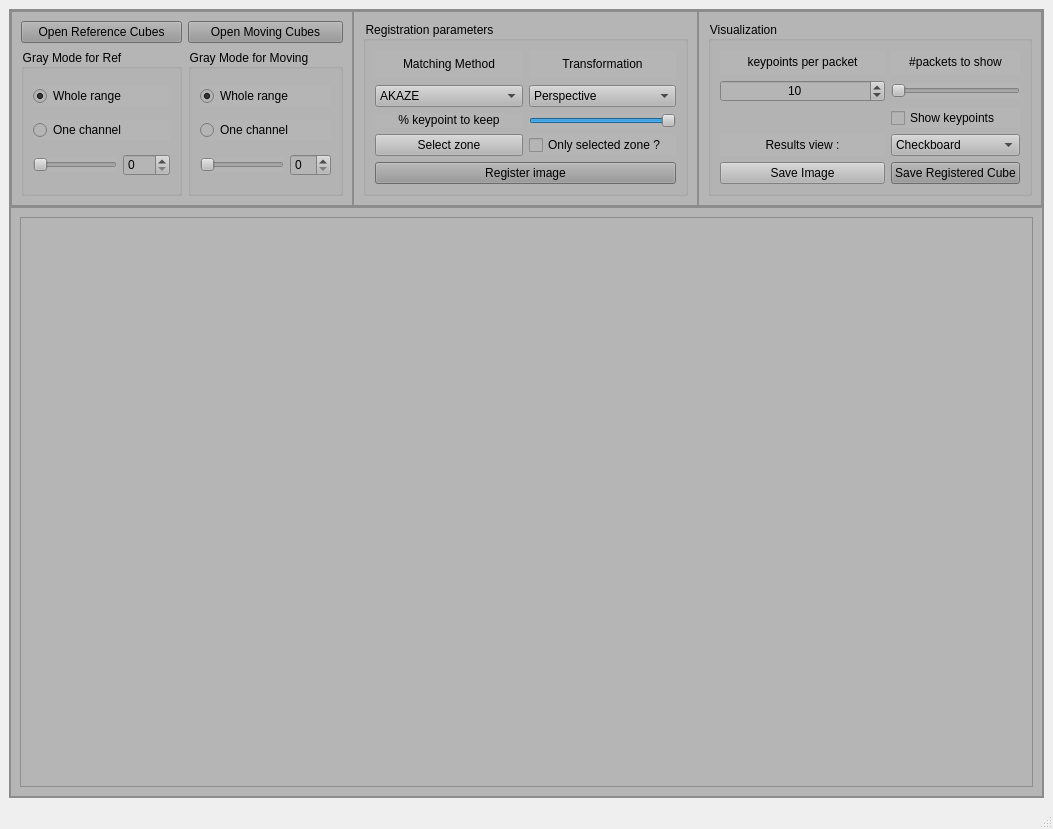
First picture: the form in registration/registration_window.ui, repository Llanik/Hypertool, before the edit.
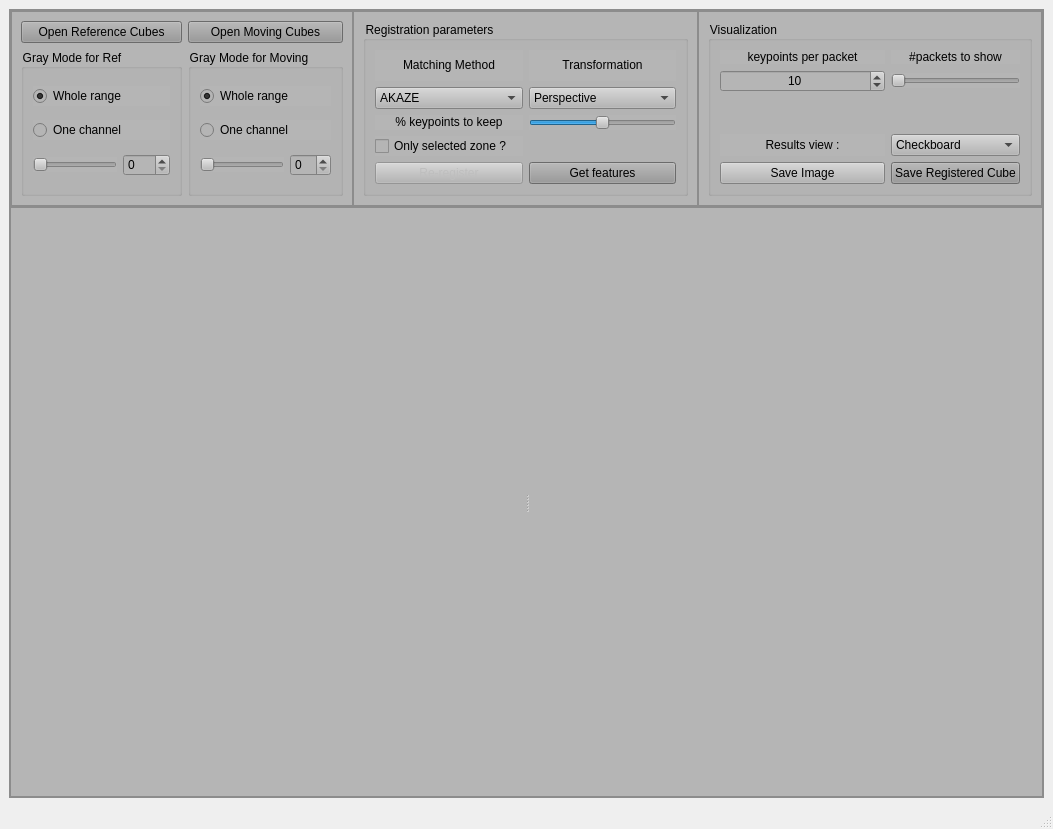
Second picture: the form after the edit.

Commit message: Selection Zone OK Matching features viz OK

Diff of the .ui file:
```diff
--- a/registration/registration_window.ui
+++ b/registration/registration_window.ui
@@ -246,20 +246,6 @@
                   <string>Registration parameters</string>
                  </property>
                  <layout class="QGridLayout" name="gridLayout_3" columnstretch="1,1">
-                  <item row="8" column="0">
-                   <widget class="QLabel" name="label_feature">
-                    <property name="text">
-                     <string>&lt;html&gt;&lt;head/&gt;&lt;body&gt;&lt;p align=&quot;center&quot;&gt;% keypoint to keep&lt;/p&gt;&lt;/body&gt;&lt;/html&gt;</string>
-                    </property>
-                   </widget>
-                  </item>
-                  <item row="0" column="1">
-                   <widget class="QLabel" name="label_2">
-                    <property name="text">
-                     <string>&lt;html&gt;&lt;head/&gt;&lt;body&gt;&lt;p align=&quot;center&quot;&gt;Transformation&lt;/p&gt;&lt;/body&gt;&lt;/html&gt;</string>
-                    </property>
-                   </widget>
-                  </item>
                   <item row="0" column="0">
                    <widget class="QLabel" name="label">
                     <property name="text">
@@ -282,33 +268,12 @@
                       <string>ORB</string>
                      </property>
                     </item>
-                    <item>
-                     <property name="text">
-                      <string>ECC</string>
-                     </property>
-                    </item>
                    </widget>
                   </item>
-                  <item row="8" column="1">
-                   <widget class="QSlider" name="features_slider">
-                    <property name="maximum">
-                     <number>100</number>
-                    </property>
-                    <property name="value">
-                     <number>100</number>
-                    </property>
-                    <property name="orientation">
-                     <enum>Qt::Horizontal</enum>
-                    </property>
-                   </widget>
-                  </item>
-                  <item row="10" column="0" colspan="2">
-                   <widget class="QPushButton" name="pushButton_register">
-                    <property name="styleSheet">
-                     <string notr="true">background-color: rgb(150, 150, 150);</string>
-                    </property>
+                  <item row="0" column="1">
+                   <widget class="QLabel" name="label_2">
                     <property name="text">
-                     <string>Register image</string>
+                     <string>&lt;html&gt;&lt;head/&gt;&lt;body&gt;&lt;p align=&quot;center&quot;&gt;Transformation&lt;/p&gt;&lt;/body&gt;&lt;/html&gt;</string>
                     </property>
                    </widget>
                   </item>
@@ -329,20 +294,59 @@
                     </item>
                    </widget>
                   </item>
-                  <item row="9" column="1">
+                  <item row="12" column="0">
+                   <widget class="QPushButton" name="pushButton_register">
+                    <property name="enabled">
+                     <bool>false</bool>
+                    </property>
+                    <property name="styleSheet">
+                     <string notr="true"/>
+                    </property>
+                    <property name="text">
+                     <string>Re-register</string>
+                    </property>
+                   </widget>
+                  </item>
+                  <item row="12" column="1">
+                   <widget class="QPushButton" name="pushButton_getFeatures">
+                    <property name="styleSheet">
+                     <string notr="true">background-color: rgb(150, 150, 150);</string>
+                    </property>
+                    <property name="text">
+                     <string>Get features</string>
+                    </property>
+                   </widget>
+                  </item>
+                  <item row="8" column="0">
+                   <widget class="QLabel" name="label_feature">
+                    <property name="text">
+                     <string>&lt;html&gt;&lt;head/&gt;&lt;body&gt;&lt;p align=&quot;center&quot;&gt;% keypoints to keep&lt;/p&gt;&lt;/body&gt;&lt;/html&gt;</string>
+                    </property>
+                   </widget>
+                  </item>
+                  <item row="8" column="1">
+                   <widget class="QSlider" name="features_slider">
+                    <property name="maximum">
+                     <number>100</number>
+                    </property>
+                    <property name="pageStep">
+                     <number>1</number>
+                    </property>
+                    <property name="value">
+                     <number>50</number>
+                    </property>
+                    <property name="orientation">
+                     <enum>Qt::Horizontal</enum>
+                    </property>
+                   </widget>
+                  </item>
+                  <item row="10" column="0">
                    <widget class="QCheckBox" name="checkBox_crop">
                     <property name="text">
                      <string>Only selected zone ?</string>
                     </property>
                    </widget>
                   </item>
-                  <item row="9" column="0">
-                   <widget class="QPushButton" name="pushButton_selectZone">
-                    <property name="text">
-                     <string>Select zone</string>
-                    </property>
-                   </widget>
-                  </item>
                  </layout>
                 </widget>
                </item>
@@ -359,11 +363,41 @@
               </property>
               <layout class="QVBoxLayout" name="verticalLayout_5">
                <item>
-                <widget class="QGroupBox" name="groupBox_2">
+                <widget class="QGroupBox" name="groupBox_Visualization">
                  <property name="title">
                   <string>Visualization</string>
                  </property>
                  <layout class="QGridLayout" name="gridLayout_2" columnstretch="1,0">
+                  <item row="7" column="1">
+                   <widget class="QPushButton" name="pushButton_save_cube">
+                    <property name="styleSheet">
+                     <string notr="true">background-color: rgb(150, 150, 150);</string>
+                    </property>
+                    <property name="text">
+                     <string>Save Registered Cube</string>
+                    </property>
+                    <property name="autoExclusive">
+                     <bool>false</bool>
+                    </property>
+                   </widget>
+                  </item>
+                  <item row="7" column="0">
+                   <widget class="QPushButton" name="pushButton_save_image">
+                    <property name="text">
+                     <string>Save Image</string>
+                    </property>
+                   </widget>
+                  </item>
+                  <item row="0" column="1">
+                   <widget class="QLabel" name="label_packetToShow">
+                    <property name="text">
+                     <string>#packets to show</string>
+                    </property>
+                    <property name="alignment">
+                     <set>Qt::AlignCenter</set>
+                    </property>
+                   </widget>
+                  </item>
                   <item row="0" column="0">
                    <widget class="QLabel" name="label_3">
                     <property name="text">
@@ -395,21 +429,11 @@
                     </item>
                    </widget>
                   </item>
-                  <item row="7" column="1">
-                   <widget class="QPushButton" name="pushButton_save_cube">
-                    <property name="styleSheet">
-                     <string notr="true">background-color: rgb(150, 150, 150);</string>
-                    </property>
-                    <property name="text">
-                     <string>Save Registered Cube</string>
-                    </property>
-                    <property name="autoExclusive">
-                     <bool>false</bool>
-                    </property>
-                   </widget>
-                  </item>
                   <item row="1" column="1">
                    <widget class="QSlider" name="horizontalSlider_keyPacketToShow">
+                    <property name="pageStep">
+                     <number>1</number>
+                    </property>
                     <property name="orientation">
                      <enum>Qt::Horizontal</enum>
                     </property>
@@ -418,23 +442,6 @@
                     </property>
                    </widget>
                   </item>
-                  <item row="3" column="0">
-                   <widget class="QLabel" name="label_5">
-                    <property name="text">
-                     <string>Results view :</string>
-                    </property>
-                    <property name="alignment">
-                     <set>Qt::AlignCenter</set>
-                    </property>
-                   </widget>
-                  </item>
-                  <item row="7" column="0">
-                   <widget class="QPushButton" name="pushButton_save_image">
-                    <property name="text">
-                     <string>Save Image</string>
-                    </property>
-                   </widget>
-                  </item>
                   <item row="1" column="0">
                    <widget class="QSpinBox" name="spinBox_keypointPerPacket">
                     <property name="wrapping">
@@ -451,10 +458,10 @@
                     </property>
                    </widget>
                   </item>
-                  <item row="0" column="1">
-                   <widget class="QLabel" name="label_4">
+                  <item row="3" column="0">
+                   <widget class="QLabel" name="label_5">
                     <property name="text">
-                     <string>#packets to show</string>
+                     <string>Results view :</string>
                     </property>
                     <property name="alignment">
                      <set>Qt::AlignCenter</set>
@@ -462,11 +469,17 @@
                    </widget>
                   </item>
                   <item row="2" column="1">
-                   <widget class="QCheckBox" name="checkBox_showKeypoints">
-                    <property name="text">
-                     <string>Show keypoints</string>
+                   <spacer name="verticalSpacer">
+                    <property name="orientation">
+                     <enum>Qt::Vertical</enum>
                     </property>
-                   </widget>
+                    <property name="sizeHint" stdset="0">
+                     <size>
+                      <width>20</width>
+                      <height>40</height>
+                     </size>
+                    </property>
+                   </spacer>
                   </item>
                  </layout>
                 </widget>
@@ -494,57 +507,23 @@
            <property name="frameShadow">
             <enum>QFrame::Raised</enum>
            </property>
-           <layout class="QHBoxLayout" name="horizontalLayout" stretch="0">
+           <layout class="QHBoxLayout" name="horizontalLayout">
             <item>
-             <layout class="QHBoxLayout" name="horizontalLayout_8">
-              <item>
-               <widget class="QFrame" name="frame">
-                <property name="minimumSize">
-                 <size>
-                  <width>0</width>
-                  <height>200</height>
-                 </size>
+             <widget class="QSplitter" name="splitter">
+              <property name="orientation">
+               <enum>Qt::Horizontal</enum>
+              </property>
+              <widget class="QWidget" name="">
+               <layout class="QVBoxLayout" name="left_layout">
+                <property name="sizeConstraint">
+                 <enum>QLayout::SetDefaultConstraint</enum>
                 </property>
-                <property name="styleSheet">
-                 <string notr="true"/>
-                </property>
-                <property name="frameShape">
-                 <enum>QFrame::StyledPanel</enum>
-                </property>
-                <property name="frameShadow">
-                 <enum>QFrame::Raised</enum>
-                </property>
-                <layout class="QHBoxLayout" name="horizontalLayout_6">
-                 <property name="leftMargin">
-                  <number>0</number>
-                 </property>
-                 <property name="topMargin">
-                  <number>0</number>
-                 </property>
-                 <property name="rightMargin">
-                  <number>0</number>
-                 </property>
-                 <property name="bottomMargin">
-                  <number>0</number>
-                 </property>
-                 <item>
-                  <layout class="QHBoxLayout" name="image_layout" stretch="0,0">
-                   <item>
-                    <layout class="QVBoxLayout" name="left_layout">
-                     <property name="sizeConstraint">
-                      <enum>QLayout::SetDefaultConstraint</enum>
-                     </property>
-                    </layout>
-                   </item>
-                   <item>
-                    <layout class="QVBoxLayout" name="right_layout"/>
-                   </item>
-                  </layout>
-                 </item>
-                </layout>
-               </widget>
-              </item>
-             </layout>
+               </layout>
+              </widget>
+              <widget class="QWidget" name="">
+               <layout class="QVBoxLayout" name="right_layout"/>
+              </widget>
+             </widget>
             </item>
            </layout>
           </widget>
```
Left out of the diff: 1 changed line with no effect on the pictures. The commit also changes 3 other files.
